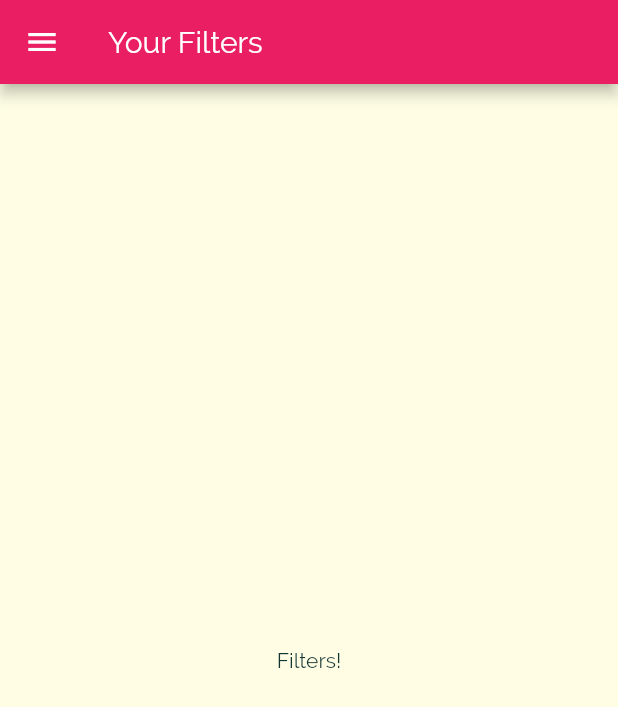
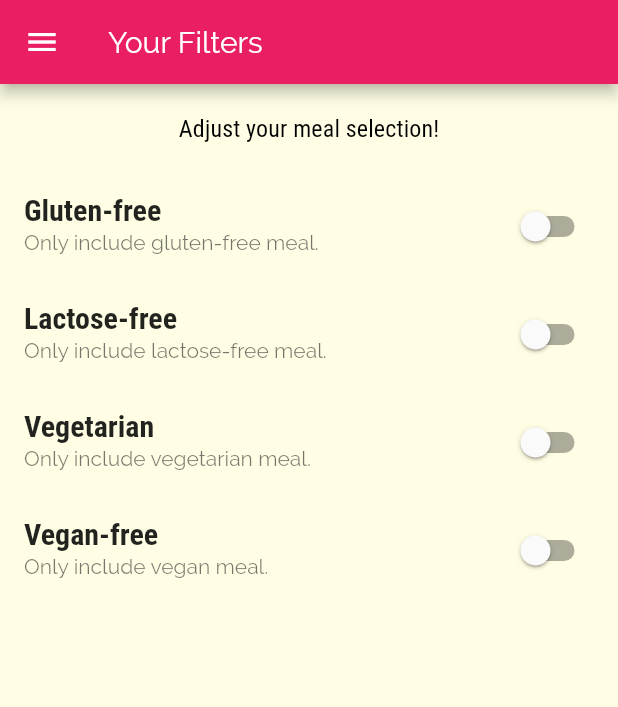
Before and after one commit to AqeelAaqi/daily_meal, a Flutter app: the FiltersScreen screen opened by its route, on a phone screen of 412 x 824 dp. Shown: the top 707 px of the screen. Run offline on Flutter 3.47's test engine with Material 2 defaults, Android fonts, the phone set to English and light mode, and no system bars.

Commit message:
Adding Filters

```diff
--- a/lib/screens/filters_screen.dart
+++ b/lib/screens/filters_screen.dart
@@ -1,8 +1,29 @@
 import 'package:daily_meal/widgets/main_drawer.dart';
 import 'package:flutter/material.dart';
 
-class FiltersScreen extends StatelessWidget {
+class FiltersScreen extends StatefulWidget {
   static const routName = '/filters';
+
+  @override
+  _FiltersScreenState createState() => _FiltersScreenState();
+}
+
+class _FiltersScreenState extends State<FiltersScreen> {
+  var _gultenFree = false;
+  var _vegetarian = false;
+  var _vegan = false;
+  var _lactoseFree = false;
+
+  Widget _buildSwitchTiles(String title, String subTitle, bool currentValue,
+      dynamic updateValue) {
+    return SwitchListTile(
+      title: Text(title),
+      value: currentValue,
+      subtitle: Text(subTitle),
+      onChanged: updateValue,
+    );
+  }
+
   @override
   Widget build(BuildContext context) {
     // TODO: implement build
@@ -11,8 +32,58 @@ class FiltersScreen extends StatelessWidget {
         title: Text('Your Filters'),
       ),
       drawer: MainDrawer(),
-      body: Center(
-        child: Text('Filters!'),
+      body: Column(
+        children: <Widget>[
+          Container(
+            padding: EdgeInsets.all(20),
+            child: Text(
+              'Adjust your meal selection!',
+              style: Theme.of(context).textTheme.subtitle2,
+            ),
+          ),
+          Expanded(
+            child: ListView(
+              children: <Widget>[
+                _buildSwitchTiles(
+                    'Gluten-free',
+                    'Only include gluten-free meal.',
+                    _gultenFree,
+                        (newValue) {
+                      setState(() {
+                        _gultenFree = newValue;
+                  });
+                }),
+                _buildSwitchTiles(
+                    'Lactose-free',
+                    'Only include lactose-free meal.',
+                    _lactoseFree,
+                        (newValue) {
+                      setState(() {
+                        _gultenFree = newValue;
+                      });
+                    }),
+                _buildSwitchTiles(
+                    'Vegetarian',
+                    'Only include vegetarian meal.',
+                    _vegetarian,
+                        (newValue) {
+                      setState(() {
+                        _gultenFree = newValue;
+                      });
+                    }),
+                _buildSwitchTiles(
+                    'Vegan-free',
+                    'Only include vegan meal.',
+                    _vegan,
+                        (newValue) {
+                      setState(() {
+                        _gultenFree = newValue;
+                      });
+                    }),
+              ],
+            ),
+          ),
+        ],
       ),
     );
   }
```
